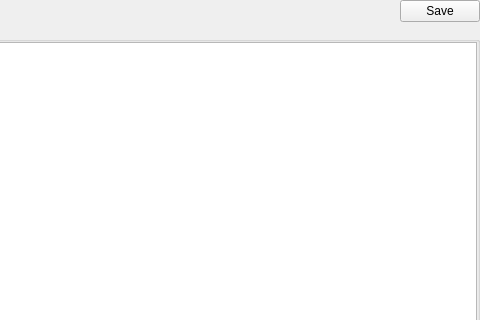
Before: the Qt Designer form xmemorymapwidget.ui in horsicq/XMemoryMapWidget, drawn with Qt 5; both pictures show x 468 to 948 and y 0 to 320 of the 948 by 578 pixel window.
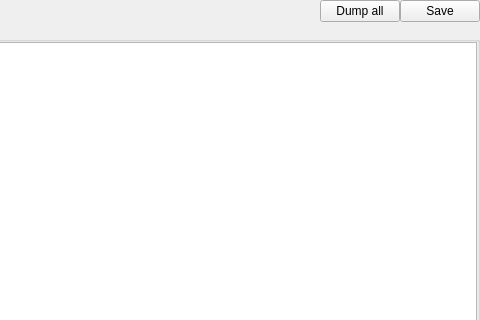
After: the same form once the commit is applied. Custom widgets are drawn as their Qt base class.

```diff
--- a/xmemorymapwidget.ui
+++ b/xmemorymapwidget.ui
@@ -51,6 +51,13 @@
            </property>
           </spacer>
          </item>
+         <item>
+          <widget class="QPushButton" name="pushButtonDumpAll">
+           <property name="text">
+            <string>Dump all</string>
+           </property>
+          </widget>
+         </item>
          <item>
           <widget class="QPushButton" name="pushButtonSave">
            <property name="text">
```
Left out of the diff: 3 changed lines with no effect on the pictures.
